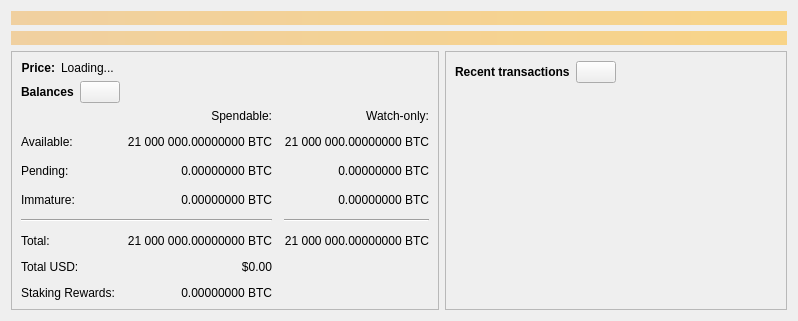
This is src/qt/forms/overviewpage.ui in mateable/mateablecoin-24.x as Qt 5 draws it before an edit. The edited form follows.
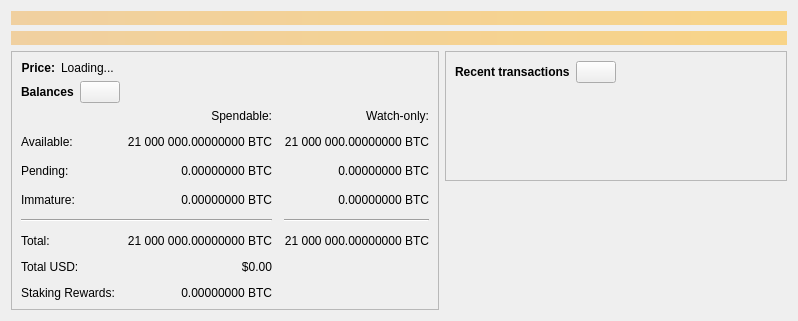
This is the edited form. Icons and pictures are not drawn. Custom widgets are drawn as their Qt base class.

Commit message: qt: add vertical spacer below recent transactions to fix layout stretch

The edit to the form file:
```diff
--- a/src/qt/forms/overviewpage.ui
+++ b/src/qt/forms/overviewpage.ui
@@ -593,6 +593,19 @@
          </layout>
         </widget>
        </item>
+       <item>
+        <spacer name="verticalSpacer_2">
+         <property name="orientation">
+          <enum>Qt::Vertical</enum>
+         </property>
+         <property name="sizeHint" stdset="0">
+          <size>
+           <width>20</width>
+           <height>40</height>
+          </size>
+         </property>
+        </spacer>
+       </item>
       </layout>
      </item>
     </layout>
```
